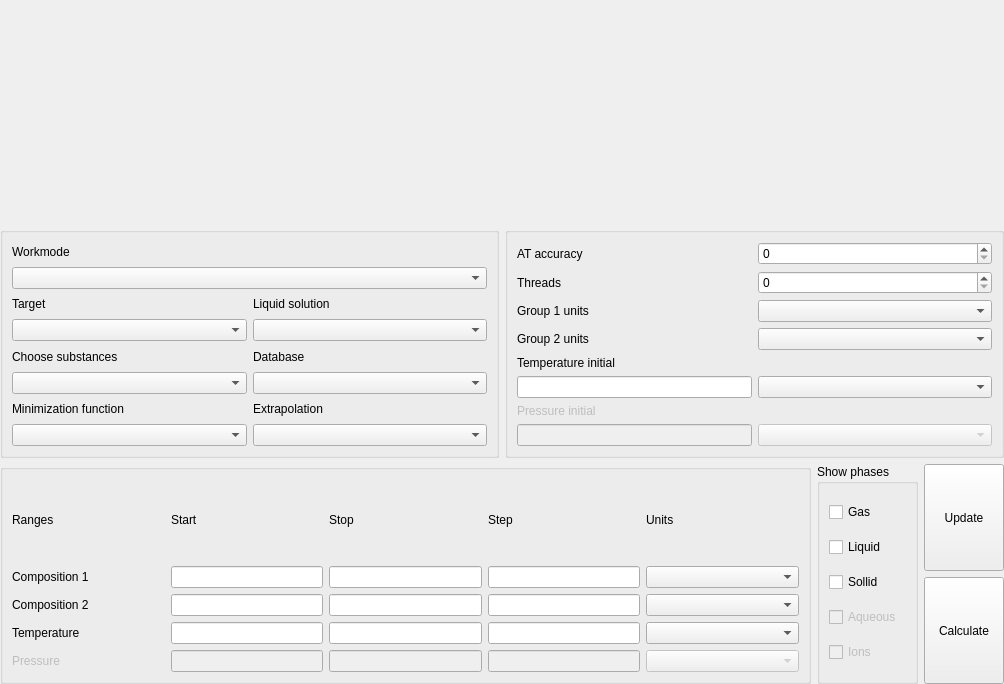
This is src/calculationparameters.ui in alexonemore/atc as Qt 5 draws it before an edit. The edited form follows.
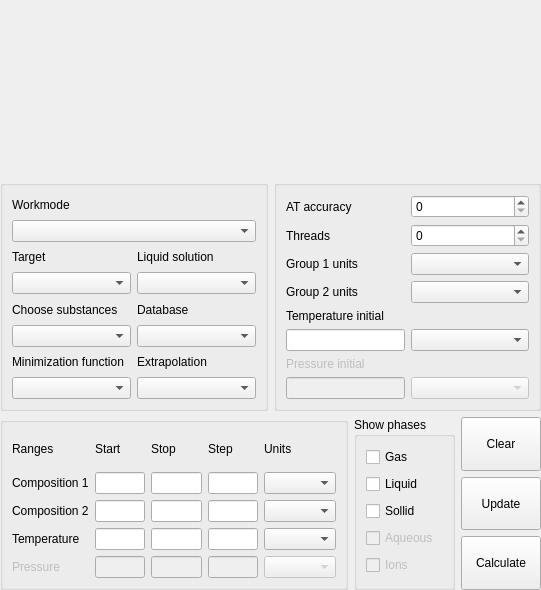
This is the edited form. Custom widgets are drawn as their Qt base class.

```diff
--- a/src/calculationparameters.ui
+++ b/src/calculationparameters.ui
@@ -6,8 +6,8 @@
    <rect>
     <x>0</x>
     <y>0</y>
-    <width>1004</width>
-    <height>684</height>
+    <width>541</width>
+    <height>590</height>
    </rect>
   </property>
   <property name="sizePolicy">
@@ -548,6 +548,19 @@
      </item>
      <item>
       <layout class="QVBoxLayout" name="verticalLayout_3">
+       <item>
+        <widget class="QPushButton" name="clear">
+         <property name="sizePolicy">
+          <sizepolicy hsizetype="Preferred" vsizetype="Preferred">
+           <horstretch>0</horstretch>
+           <verstretch>0</verstretch>
+          </sizepolicy>
+         </property>
+         <property name="text">
+          <string>Clear</string>
+         </property>
+        </widget>
+       </item>
        <item>
         <widget class="QPushButton" name="update">
          <property name="sizePolicy">
```
